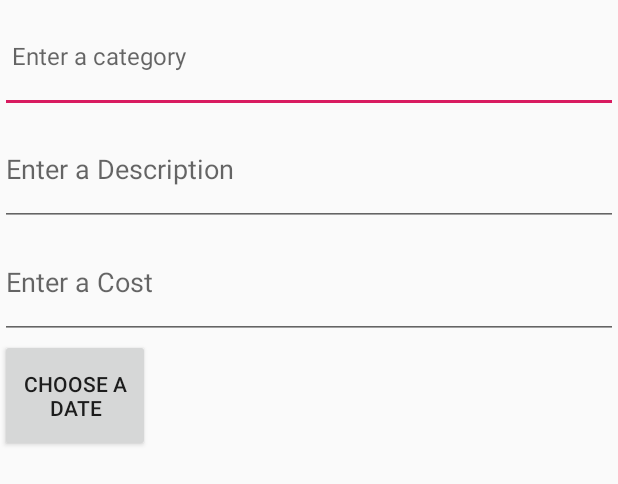
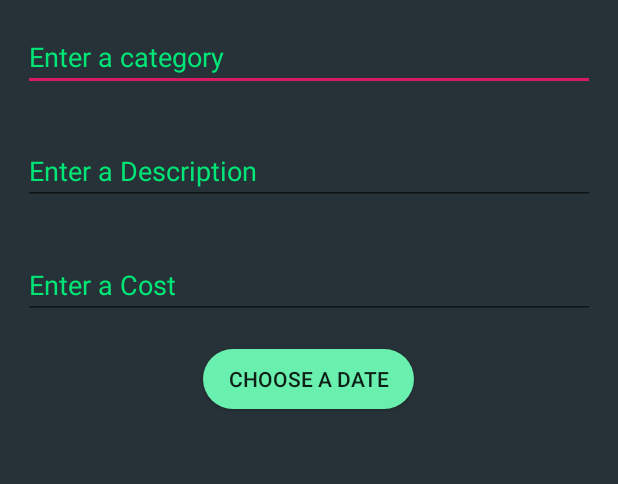
Before and after one commit to yitongni/AndroidProject, an Android app: the layout dialog_layout.xml on its own in the app's theme, with its tools: preview values and no code run, on a phone screen of 412 x 824 dp. Shown: the top 484 px of the screen. Run offline under Robolectric (Android 15) with nearby library versions, the phone set to English and light mode, and no system bars.

```diff
--- a/app/src/main/res/layout/dialog_layout.xml
+++ b/app/src/main/res/layout/dialog_layout.xml
@@ -2,55 +2,55 @@
 <RelativeLayout xmlns:android="http://schemas.android.com/apk/res/android"
     android:layout_width="match_parent"
     android:layout_height="match_parent"
-    xmlns:app="http://schemas.android.com/apk/res-auto">
+    xmlns:app="http://schemas.android.com/apk/res-auto"
+    android:background="@color/blue_grey_900">
 
     <AutoCompleteTextView
         android:id="@+id/editTextCategory"
-        style="?android:attr/spinnerItemStyle"
         android:layout_width="match_parent"
-        android:layout_height="75dp"
+        android:layout_height="wrap_content"
         android:hint="Enter a category"
-        app:layout_constraintBottom_toBottomOf="parent"
-        app:layout_constraintHorizontal_bias="0.502"
-        app:layout_constraintLeft_toLeftOf="parent"
-        app:layout_constraintRight_toRightOf="parent"
-        app:layout_constraintTop_toTopOf="parent"
-        app:layout_constraintVertical_bias="0.266" />
+        android:textColor="@color/green_A400"
+        android:textColorHint="@color/green_A400"
+        android:layout_margin="15dp" />
 
     <EditText
         android:id="@+id/description"
         android:layout_width="match_parent"
-        android:layout_height="75dp"
+        android:layout_height="wrap_content"
         android:hint="Enter a Description"
         android:layout_below="@+id/editTextCategory"
-        app:layout_constraintBottom_toBottomOf="parent"
-        app:layout_constraintHorizontal_bias="0.514"
-        app:layout_constraintLeft_toLeftOf="parent"
-        app:layout_constraintRight_toRightOf="parent"
-        app:layout_constraintTop_toTopOf="parent"
-        app:layout_constraintVertical_bias="0.132" />
+        android:textColor="@color/green_A400"
+        android:layout_margin="15dp"
+        android:textColorHint="@color/green_A400"/>
 
     <EditText
         android:id="@+id/categoryCost"
         android:layout_width="match_parent"
-        android:layout_height="75dp"
+        android:layout_height="wrap_content"
         android:hint="Enter a Cost"
         android:layout_below="@+id/description"
-        android:inputType="numberDecimal" />
+        android:textColor="@color/green_A400"
+        android:inputType="numberDecimal"
+        android:layout_margin="15dp"
+        android:textColorHint="@color/green_A400"/>
 
     <TextView
         android:id="@+id/date"
         android:layout_width="match_parent"
         android:layout_height="75dp"
-        android:layout_below="@+id/categoryCost"
-        android:layout_toRightOf="@+id/chooseDate"/>
+        android:layout_below="@+id/chooseDate"
+        android:textColor="@color/green_A400"
+        android:textSize="25dp"
+        android:layout_marginLeft="130dp"/>
 
     <Button
         android:id="@+id/chooseDate"
-        android:layout_width="100dp"
-        android:layout_height="75dp"
+        android:layout_width="150dp"
+        android:layout_height="wrap_content"
         android:text="Choose a date"
-        android:layout_below="@id/categoryCost"/>
-
+        android:layout_below="@id/categoryCost"
+        android:layout_centerInParent="true"
+        android:background="@drawable/btn_signup"/>
 
 </RelativeLayout>
--- a/app/src/main/res/values/colors.xml
+++ b/app/src/main/res/values/colors.xml
@@ -13,6 +13,9 @@
     <color name="grey_60">#666666</color>
     <color name="grey_80">#37474F</color>
     <color name="grey_90">#263238</color>
+
+    <color name="white_pink">#FDF7F5</color>
+    <color name="yellow">#FAF43E</color>
 
     <color name="navy">#687681</color>
 
```
Also changed, not shown: app/src/main/java/com/example/mybudget/BudgetActivity.java (+5 -4 lines), app/src/main/java/com/example/mybudget/User.java (+21 -0 lines), app/src/main/res/drawable/edit_text.xml (added, +15 -0 lines), app/src/main/res/layout/activity_budget.xml (+3 -14 lines), app/src/main/res/layout/activity_profile.xml (+10 -1 lines), app/src/main/res/layout/activity_signup.xml (+0 -9 lines), app/src/main/res/values/styles.xml (+16 -1 lines).
